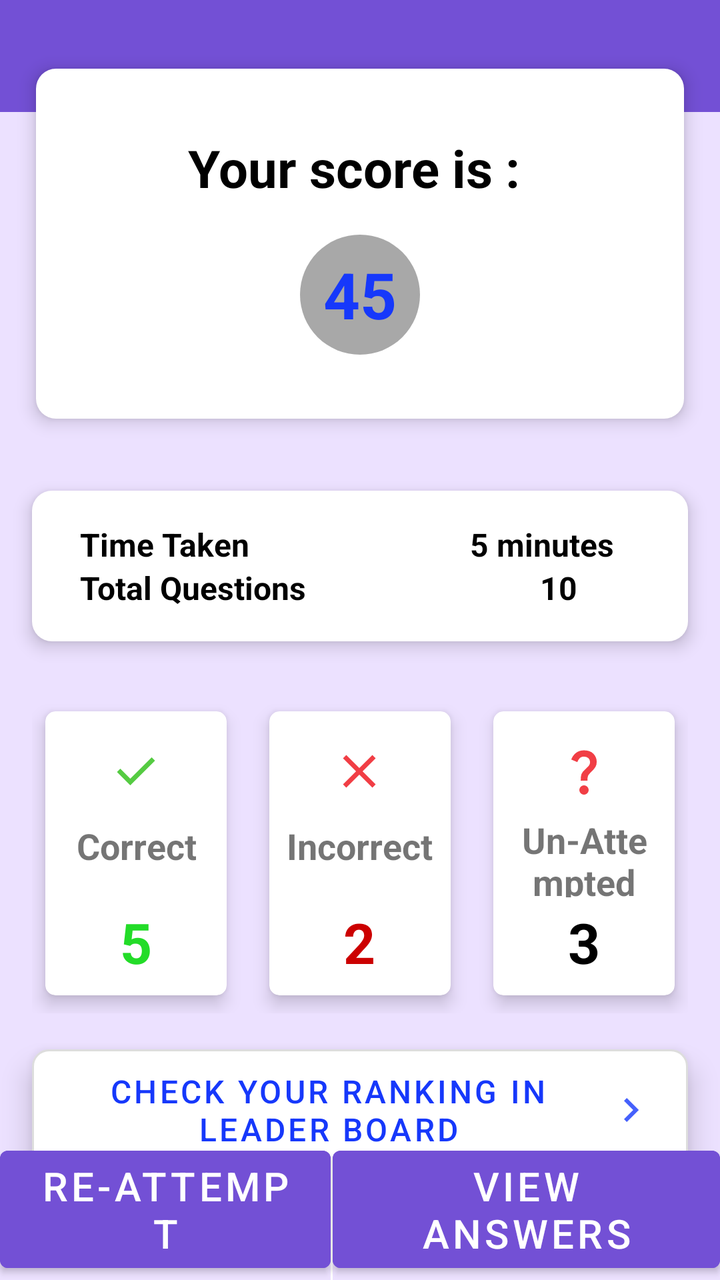
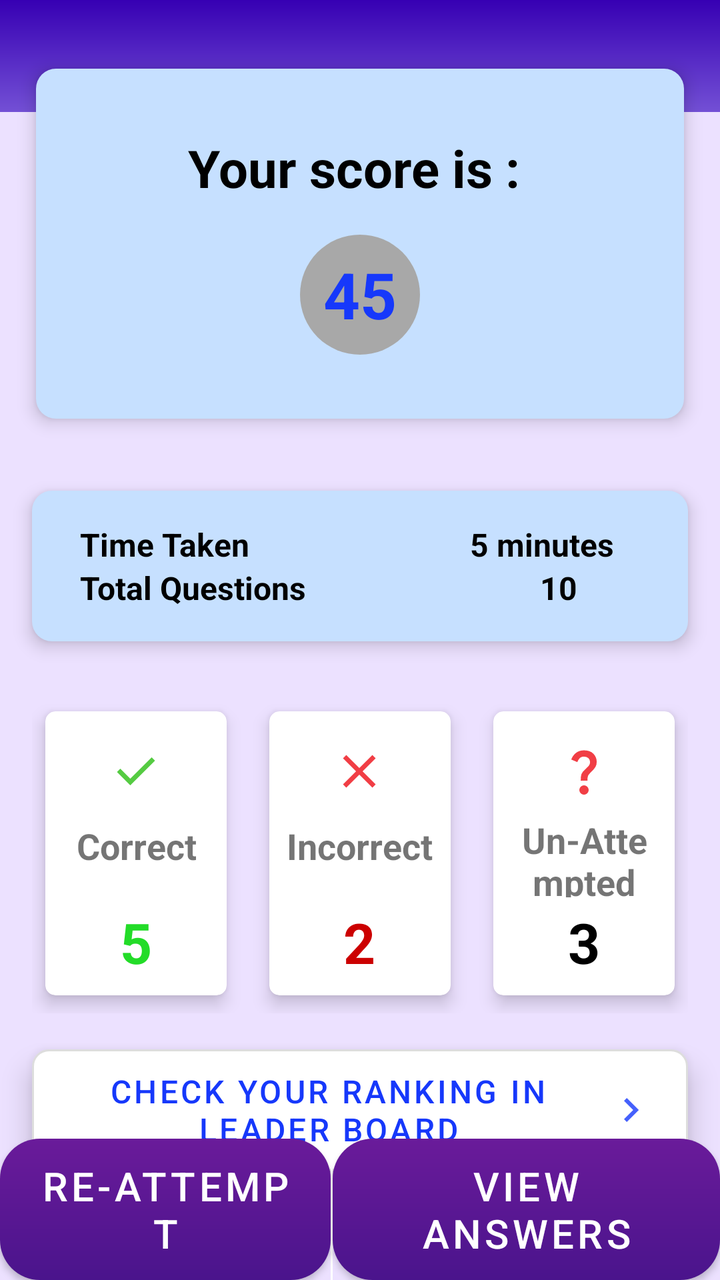

Screens rendered from an Android XML layout before and after an edit, with the pre-edit source and the edit as a unified diff.
<!-- AndroidManifest.xml: application theme Theme.Quiz -->
<!-- res/layout/activity_score.xml -->
<?xml version="1.0" encoding="utf-8"?>
<androidx.constraintlayout.widget.ConstraintLayout xmlns:android="http://schemas.android.com/apk/res/android"
    xmlns:app="http://schemas.android.com/apk/res-auto"
    xmlns:tools="http://schemas.android.com/tools"
    android:id="@+id/main"
    android:layout_width="match_parent"
    android:layout_height="match_parent"
    android:background="@color/background"
    tools:context=".ScoreActivity"
    android:fitsSystemWindows="true"
    >
    <androidx.appcompat.widget.Toolbar
        android:layout_width="match_parent"
        android:layout_height="?attr/actionBarSize"
        android:id="@+id/toolbar"
        app:layout_constraintTop_toTopOf="parent"
        app:layout_constraintLeft_toLeftOf="parent"
        app:layout_constraintEnd_toEndOf="parent"
        android:background="@color/primary"
        android:theme="@style/ThemeOverlay.AppCompat.Dark"
        />

    <LinearLayout
        android:id="@+id/linearLayout2"
        android:layout_width="match_parent"
        android:layout_height="wrap_content"
        android:layout_marginBottom="8dp"
        android:orientation="vertical"
        app:layout_constraintBottom_toTopOf="@+id/bottomButtons"
        app:layout_constraintEnd_toEndOf="parent"
        app:layout_constraintStart_toStartOf="parent"
        app:layout_constraintTop_toBottomOf="@+id/toolbar">

        <LinearLayout
            android:id="@+id/ll1"
            android:layout_width="match_parent"
            android:layout_height="wrap_content"
            android:layout_margin="18dp"
            android:background="@drawable/round_view"
            android:elevation="5dp"
            android:orientation="vertical"
            android:padding="32dp"

            >

            <TextView
                android:layout_width="match_parent"
                android:layout_height="wrap_content"
                android:text="Your score is : "
                android:textAlignment="center"
                android:textColor="@color/black"
                android:textSize="26sp"
                android:textStyle="bold" />

            <TextView
                android:id="@+id/score"
                android:layout_width="60dp"
                android:layout_height="60dp"
                android:layout_gravity="center"
                android:layout_marginTop="16dp"
                android:background="@drawable/circle"
                android:backgroundTint="@color/grey"
                android:gravity="center"
                android:text="45"
                android:textColor="@color/blue"
                android:textSize="32sp"
                android:textStyle="bold" />

        </LinearLayout>

        <LinearLayout
            android:id="@+id/ll2"
            android:layout_width="match_parent"
            android:layout_height="wrap_content"
            android:layout_marginLeft="16dp"
            android:layout_marginRight="16dp"
            android:layout_marginTop="18dp"
            android:layout_marginBottom="18dp"
            android:background="@drawable/round_view"
            android:elevation="5dp"
            android:orientation="vertical"
            android:paddingTop="16dp"
            android:paddingBottom="16dp">

            <LinearLayout
                android:layout_width="match_parent"
                android:layout_height="wrap_content"
                android:orientation="horizontal"
                android:paddingLeft="24dp">

                <TextView
                    android:layout_width="wrap_content"
                    android:layout_height="wrap_content"
                    android:layout_weight="1"
                    android:text="Time Taken"
                    android:textColor="@color/black"
                    android:textSize="16sp"
                    android:textStyle="bold" />

                <TextView
                    android:id="@+id/total_time"
                    android:layout_width="wrap_content"
                    android:layout_height="wrap_content"
                    android:layout_weight="1"
                    android:text="5 minutes"
                    android:textAlignment="center"
                    android:textColor="@color/black"
                    android:textSize="16sp"
                    android:textStyle="bold" />


            </LinearLayout>

            <LinearLayout
                android:layout_width="match_parent"
                android:layout_height="wrap_content"
                android:orientation="horizontal"
                android:paddingLeft="24dp">

                <TextView
                    android:layout_width="wrap_content"
                    android:layout_height="wrap_content"
                    android:layout_weight="1"
                    android:text="Total Questions"
                    android:textColor="@color/black"
                    android:textSize="16sp"
                    android:textStyle="bold" />

                <TextView
                    android:id="@+id/total_qs"
                    android:layout_width="wrap_content"
                    android:layout_height="wrap_content"
                    android:layout_weight="1"
                    android:paddingRight="16dp"
                    android:text="10"
                    android:textAlignment="center"
                    android:textColor="@color/black"
                    android:textSize="16sp"
                    android:textStyle="bold" />


            </LinearLayout>

        </LinearLayout>

        <LinearLayout
            android:layout_width="match_parent"
            android:layout_height="wrap_content"
            android:layout_marginLeft="16dp"
            android:layout_marginTop="8dp"
            android:layout_marginRight="16dp"
            android:layout_marginBottom="18dp"
            android:orientation="horizontal">

            <androidx.cardview.widget.CardView
                android:layout_width="120dp"
                android:layout_height="160dp"
                android:layout_marginRight="8dp"
                android:layout_weight="1"
                app:cardCornerRadius="5dp"
                app:cardElevation="5dp"
                app:cardUseCompatPadding="true">

                <LinearLayout
                    android:layout_width="wrap_content"
                    android:layout_height="match_parent"
                    android:layout_gravity="center"
                    android:layout_margin="8dp"
                    android:gravity="center"
                    android:orientation="vertical">

                    <ImageView
                        android:layout_width="28dp"
                        android:layout_height="28dp"
                        android:layout_marginTop="8dp"
                        android:layout_marginBottom="8dp"
                        android:src="@drawable/ic_check" />

                    <TextView
                        android:layout_width="wrap_content"
                        android:layout_height="wrap_content"
                        android:layout_weight="1"
                        android:gravity="center"
                        android:text="Correct"
                        android:textSize="18sp"
                        android:textStyle="bold" />

                    <TextView
                        android:id="@+id/correctQ"
                        android:layout_width="wrap_content"
                        android:layout_height="wrap_content"
                        android:layout_marginTop="8dp"
                        android:layout_weight="1"
                        android:gravity="bottom"
                        android:text="5"
                        android:textColor="@color/green"
                        android:textSize="28sp"
                        android:textStyle="bold" />


                </LinearLayout>

            </androidx.cardview.widget.CardView>

            <androidx.cardview.widget.CardView
                android:layout_width="120dp"
                android:layout_height="160dp"
                android:layout_marginRight="8dp"
                android:layout_weight="1"
                app:cardCornerRadius="5dp"
                app:cardElevation="5dp"
                app:cardUseCompatPadding="true">

                <LinearLayout
                    android:layout_width="wrap_content"
                    android:layout_height="match_parent"
                    android:layout_gravity="center"
                    android:layout_margin="8dp"
                    android:gravity="center"
                    android:orientation="vertical">

                    <ImageView
                        android:layout_width="28dp"
                        android:layout_height="28dp"
                        android:layout_marginTop="8dp"
                        android:layout_marginBottom="8dp"
                        android:src="@drawable/ic_close" />

                    <TextView
                        android:layout_width="wrap_content"
                        android:layout_height="wrap_content"
                        android:layout_weight="1"
                        android:gravity="center"
                        android:text="Incorrect"
                        android:textSize="18sp"
                        android:textStyle="bold" />

                    <TextView
                        android:id="@+id/wrongQ"
                        android:layout_width="wrap_content"
                        android:layout_height="wrap_content"
                        android:layout_marginTop="8dp"
                        android:layout_weight="1"
                        android:gravity="bottom"
                        android:text="2"
                        android:textColor="@color/red"
                        android:textSize="28sp"
                        android:textStyle="bold" />


                </LinearLayout>

            </androidx.cardview.widget.CardView>

            <androidx.cardview.widget.CardView
                android:layout_width="120dp"
                android:layout_height="160dp"
                android:layout_weight="1"
                app:cardCornerRadius="5dp"
                app:cardElevation="5dp"
                app:cardUseCompatPadding="true">

                <LinearLayout
                    android:layout_width="wrap_content"
                    android:layout_height="match_parent"
                    android:layout_gravity="center"
                    android:layout_margin="8dp"
                    android:gravity="center"
                    android:orientation="vertical">

                    <ImageView
                        android:layout_width="28dp"
                        android:layout_height="28dp"
                        android:layout_marginTop="8dp"
                        android:layout_marginBottom="8dp"
                        android:src="@drawable/ic_question" />

                    <TextView
                        android:layout_width="wrap_content"
                        android:layout_height="wrap_content"
                        android:layout_weight="1"
                        android:gravity="center"
                        android:text="Un-Attempted"
                        android:textAlignment="center"
                        android:textSize="18sp"
                        android:textStyle="bold" />

                    <TextView
                        android:id="@+id/un_attemptedQ"
                        android:layout_width="wrap_content"
                        android:layout_height="wrap_content"
                        android:layout_marginTop="8dp"
                        android:layout_weight="1"
                        android:gravity="bottom"
                        android:text="3"
                        android:textColor="@color/black"
                        android:textSize="28sp"
                        android:textStyle="bold" />


                </LinearLayout>

            </androidx.cardview.widget.CardView>


        </LinearLayout>

        <Button
            android:id="@+id/sa_leaderboard_btn"
            style="@style/WhiteButton"
            android:layout_width="match_parent"
            android:layout_height="wrap_content"
            android:layout_marginLeft="16dp"
            android:layout_marginRight="16dp"
            android:layout_marginBottom="16dp"
            android:drawableRight="@drawable/ic_right"
            android:drawablePadding="16dp"
            android:drawableTint="@color/blue"
            android:elevation="5dp"
            android:stateListAnimator="@null"
            android:text="Check Your Ranking in Leader Board"
            android:textColor="@color/blue"
            android:textSize="16sp"
            android:translationZ="3dp" />
    </LinearLayout>

    <LinearLayout
        android:id="@+id/bottomButtons"
        android:layout_width="match_parent"
        android:layout_height="wrap_content"
        android:orientation="horizontal"
        app:layout_constraintBottom_toBottomOf="parent"
        app:layout_constraintEnd_toEndOf="parent"
        app:layout_constraintStart_toStartOf="parent"
        >

        <Button
            android:id="@+id/reattempt_btn"
            android:layout_width="wrap_content"
            android:layout_height="wrap_content"
            android:layout_weight="1"
            android:backgroundTint="@color/primary"
            android:elevation="5dp"
            android:text="RE-ATTEMPT"
            android:textColor="@color/white"
            android:textSize="20sp" />

        <View
            android:layout_width="1dp"
            android:layout_height="match_parent"
            android:background="@color/white" />

        <Button
            android:id="@+id/view_ansBtn"
            android:layout_width="wrap_content"
            android:layout_height="wrap_content"
            android:layout_weight="1"
            android:backgroundTint="@color/primary"
            android:elevation="5dp"
            android:text="VIEW ANSWERS"
            android:textColor="@color/white"
            android:textSize="20sp" />


    </LinearLayout>


</androidx.constraintlayout.widget.ConstraintLayout>
<!-- resources referenced by this layout -->
<resources>
  <color name="background">#ECE1FF</color>
  <color name="black">#FF000000</color>
  <color name="blue">#1638FB</color>
  <color name="green">#23DC28</color>
  <color name="grey">#A8A8A8</color>
  <color name="primary">#7350D5</color>
  <color name="red">#CC0000</color>
  <color name="white">#FFFFFFFF</color>
  <!-- drawable circle (drawable) -->
  <?xml version="1.0" encoding="utf-8"?>
  <shape android:shape="oval" xmlns:android="http://schemas.android.com/apk/res/android">
      <solid android:color="#00BCD4"/>
      <size android:width="20dp"
          android:height="20dp"
          />
  
  </shape>
  <!-- drawable ic_check (drawable-anydpi) -->
  <vector xmlns:android="http://schemas.android.com/apk/res/android"
      android:width="24dp"
      android:height="24dp"
      android:viewportWidth="960"
      android:viewportHeight="960"
      android:tint="#2ABE12"
      android:alpha="0.8">
    <path
        android:fillColor="@android:color/white"
        android:pathData="M382,720L154,492L211,435L382,606L749,239L806,296L382,720Z"/>
  </vector>
  <!-- drawable ic_close (drawable-anydpi) -->
  <vector xmlns:android="http://schemas.android.com/apk/res/android"
      android:width="24dp"
      android:height="24dp"
      android:viewportWidth="24"
      android:viewportHeight="24"
      android:tint="#EE0D16"
      android:alpha="0.8">
    <path
        android:fillColor="@android:color/white"
        android:pathData="M19,6.41L17.59,5 12,10.59 6.41,5 5,6.41 10.59,12 5,17.59 6.41,19 12,13.41 17.59,19 19,17.59 13.41,12z"/>
  </vector>
  <!-- drawable ic_right (drawable-anydpi) -->
  <vector xmlns:android="http://schemas.android.com/apk/res/android"
      android:width="24dp"
      android:height="24dp"
      android:viewportWidth="960"
      android:viewportHeight="960"
      android:tint="#FFFFFF"
      android:alpha="0.8"
      android:autoMirrored="true">
    <path
        android:fillColor="@android:color/white"
        android:pathData="M504,480L320,296L376,240L616,480L376,720L320,664L504,480Z"/>
  </vector>
  <!-- drawable round_view (drawable) -->
  <?xml version="1.0" encoding="utf-8"?>
  <shape android:shape="rectangle" xmlns:android="http://schemas.android.com/apk/res/android">
      <corners android:radius="10dp"/>
      <solid android:color="@color/white"/>
  
  </shape>
  <style name="WhiteButton" parent="Widget.MaterialComponents.Button">
          <item name="backgroundTint">@null</item>
          <item name="android:background">@drawable/button_white</item>
          <item name="android:textColor">@color/blue</item>
      </style>
  <!-- drawable button_white (drawable) -->
  <?xml version="1.0" encoding="utf-8"?>
  <shape xmlns:android="http://schemas.android.com/apk/res/android"
      android:shape="rectangle">
      <solid android:color="@color/white"/>
      <stroke android:width="1dp" android:color="#DDDDDD"/>
      <corners android:radius="8dp"/>
  </shape>
  <color name="purple_500">#FF6200EE</color>
  <color name="purple_700">#FF3700B3</color>
  <color name="teal_200">#FF03DAC5</color>
  <color name="teal_700">#FF018786</color>
  <!-- unchanged entries left out for length: 2 -->
</resources>

<!-- the commit's change to res/layout/activity_score.xml (unified diff, before → after) -->
@@ -16,7 +16,7 @@
         app:layout_constraintTop_toTopOf="parent"
         app:layout_constraintLeft_toLeftOf="parent"
         app:layout_constraintEnd_toEndOf="parent"
-        android:background="@color/primary"
+        android:background="@drawable/toolbar_gradient"
         android:theme="@style/ThemeOverlay.AppCompat.Dark"
         />
 
@@ -339,11 +339,14 @@
             android:layout_width="wrap_content"
             android:layout_height="wrap_content"
             android:layout_weight="1"
-            android:backgroundTint="@color/primary"
+            app:backgroundTint="@null"
+            android:backgroundTint="@null"
             android:elevation="5dp"
             android:text="RE-ATTEMPT"
             android:textColor="@color/white"
-            android:textSize="20sp" />
+            android:background="@drawable/btn_gradient"
+            android:textSize="20sp"
+            app:cornerRadius="20dp" />
 
         <View
             android:layout_width="1dp"
@@ -355,11 +358,14 @@
             android:layout_width="wrap_content"
             android:layout_height="wrap_content"
             android:layout_weight="1"
-            android:backgroundTint="@color/primary"
+            app:backgroundTint="@null"
+            android:backgroundTint="@null"
             android:elevation="5dp"
             android:text="VIEW ANSWERS"
             android:textColor="@color/white"
-            android:textSize="20sp" />
+            android:background="@drawable/btn_gradient"
+            android:textSize="20sp"
+            app:cornerRadius="20dp" />
 
 
     </LinearLayout>
<!-- resource entries referenced after the edit -->
@@ -8,10 +8,26 @@
   <color name="primary">#7350D5</color>
   <color name="red">#CC0000</color>
   <color name="white">#FFFFFFFF</color>
+  <!-- drawable btn_gradient (drawable) -->
+  <?xml version="1.0" encoding="utf-8"?>
+  <layer-list xmlns:android="http://schemas.android.com/apk/res/android">
+      <item>
+          <shape android:shape="rectangle">
+              <corners android:radius="20dp"/>
+              <gradient
+                  android:startColor="#6A1B9A"
+              android:endColor="#4A148C"
+              android:angle="270"/>
+          </shape>
+      </item>
+  </layer-list>
   <!-- drawable circle (drawable) -->
   <?xml version="1.0" encoding="utf-8"?>
   <shape android:shape="oval" xmlns:android="http://schemas.android.com/apk/res/android">
-      <solid android:color="#00BCD4"/>
+      <gradient
+      android:startColor="#4DD0E1"
+      android:endColor="#0097A7"
+      android:angle="45" />
       <size android:width="20dp"
           android:height="20dp"
           />
@@ -58,8 +74,15 @@
   <?xml version="1.0" encoding="utf-8"?>
   <shape android:shape="rectangle" xmlns:android="http://schemas.android.com/apk/res/android">
       <corners android:radius="10dp"/>
-      <solid android:color="@color/white"/>
+      <solid android:color="#C6E0FF"/>
   
+  </shape>
+  <!-- drawable toolbar_gradient (drawable) -->
+  <shape xmlns:android="http://schemas.android.com/apk/res/android" android:shape="rectangle">
+      <gradient
+          android:startColor="@color/primary"
+          android:endColor="@color/purple_700"
+          android:angle="90"/>
   </shape>
   <style name="WhiteButton" parent="Widget.MaterialComponents.Button">
           <item name="backgroundTint">@null</item>
